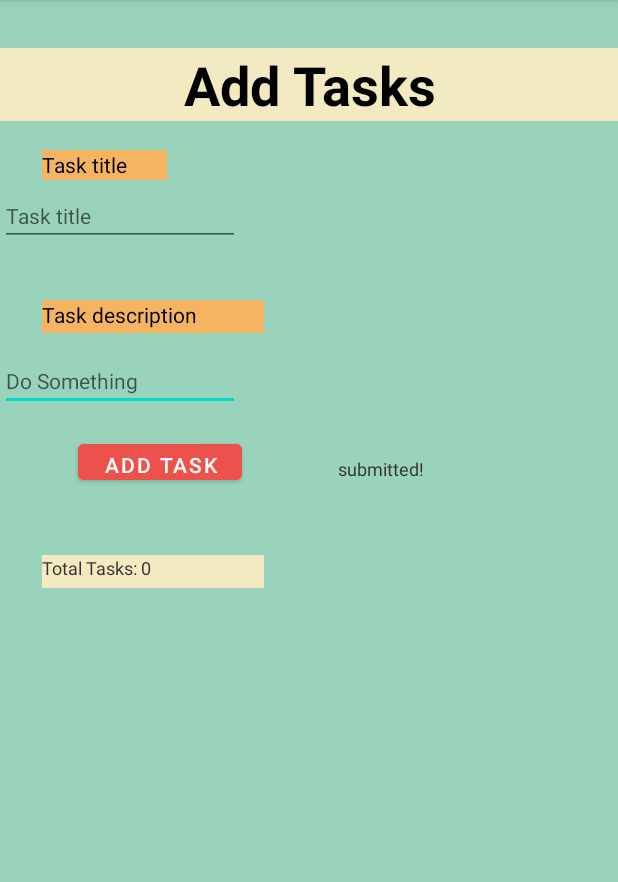
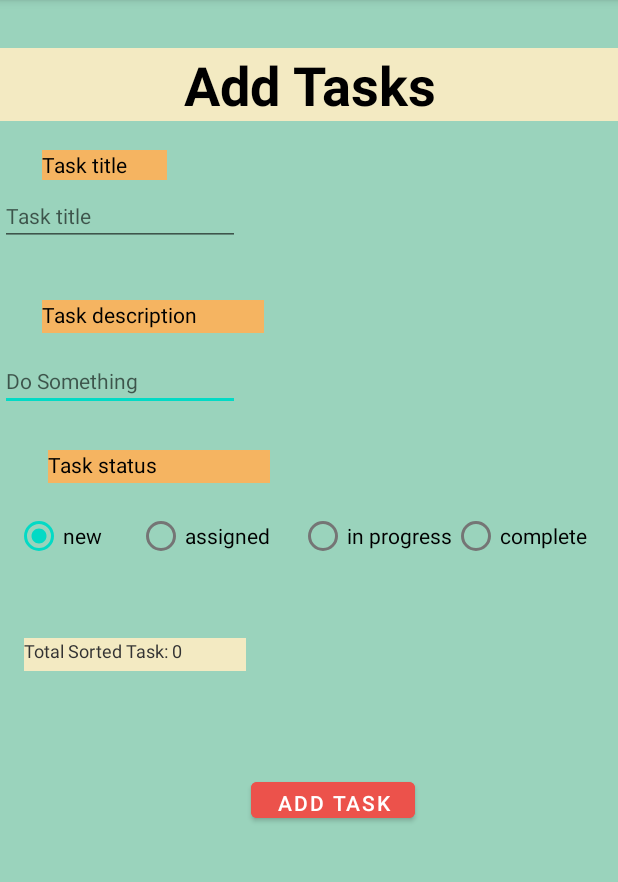
Before and after one commit to malik9931/taskmaster, an Android app: the AddTaskActivity screen opened directly, with no data from a screen before it, after a tap on "ADD TASK", on a phone screen of 412 x 824 dp, the part 84-966 px from its top. Run offline under Robolectric (Android 15) with nearby library versions, the phone set to English and light mode, and no system bars; our stand-ins replace Room's generated code.

Commit message:
lab 29 is DONE

```diff
--- a/app/src/main/java/com/example/taskmasterapp/AddTaskActivity.java
+++ b/app/src/main/java/com/example/taskmasterapp/AddTaskActivity.java
@@ -6,7 +6,12 @@ import android.content.Intent;
 import android.os.Bundle;
 import android.view.View;
 import android.widget.Button;
+import android.widget.RadioButton;
+import android.widget.RadioGroup;
 import android.widget.TextView;
+import android.widget.Toast;
+
+import com.example.taskmasterapp.Models.Task;
 
 public class AddTaskActivity extends AppCompatActivity {
 
@@ -19,13 +24,30 @@ public class AddTaskActivity extends AppCompatActivity {
 
         // Get the Intent that started this activity
         Intent intent = getIntent();
+        TextView totalTaskTextView = (TextView) findViewById(R.id.totalTaskTextView);
+        totalTaskTextView.setText("Total Sorted Task: "+AppDataBase.getInstance(getApplicationContext()).taskDao().getAllTasks().size());
 
         Button button = (Button) findViewById(R.id.addTaskInnerButton);
         button.setOnClickListener(new View.OnClickListener() {
             @Override
             public void onClick(View v) {
-                TextView textView = (TextView) findViewById(R.id.submittedTextView);
-                textView.setVisibility(View.VISIBLE);
+                TextView titleTextView = (TextView) findViewById(R.id.addedTitleTextView);
+                TextView bodyTextView = (TextView) findViewById(R.id.addedBodyTextView);
+                RadioGroup radioGroup = (RadioGroup) findViewById(R.id.radioGroup);
+                int radioId = radioGroup.getCheckedRadioButtonId();
+                RadioButton radioButton = findViewById(radioId);
+
+
+                if (titleTextView.getText() == "" ||bodyTextView.getText() == null ){
+                    Toast.makeText(AddTaskActivity.this,"some thing",Toast.LENGTH_SHORT).show();
+                }else {
+                    totalTaskTextView.setText("Total Sorted Task: "+AppDataBase.getInstance(getApplicationContext()).taskDao().getAllTasks().size());
+
+                    Task task = new Task(titleTextView.getText().toString(),bodyTextView.getText().toString(),radioButton.getText().toString());
+                    AppDataBase.getInstance(getApplicationContext()).taskDao().addTask(task);
+                    Toast.makeText(AddTaskActivity.this,"U added a new Task",Toast.LENGTH_SHORT).show();
+                }
+
             }
         });
     }
--- /dev/null
+++ b/app/src/main/java/com/example/taskmasterapp/AppDataBase.java
@@ -0,0 +1,33 @@
+package com.example.taskmasterapp;
+
+import android.content.Context;
+import android.os.AsyncTask;
+
+import androidx.annotation.NonNull;
+import androidx.room.Database;
+import androidx.room.Room;
+import androidx.room.RoomDatabase;
+import androidx.sqlite.db.SupportSQLiteDatabase;
+
+import com.example.taskmasterapp.Daos.TaskDao;
+import com.example.taskmasterapp.Models.Task;
+
+@Database(entities = {Task.class}, version = 1)
+public abstract class AppDataBase extends RoomDatabase {
+
+    private static volatile AppDataBase appDataBase;
+
+    public abstract TaskDao taskDao();
+
+    //Singlton
+    public static AppDataBase getInstance(Context context){
+        if (appDataBase == null){
+            synchronized (AppDataBase.class){
+                if (appDataBase == null){
+                    appDataBase = Room.databaseBuilder(context, AppDataBase.class,"task-database").allowMainThreadQueries().build();
+                }
+            }
+        }
+        return appDataBase;
+    }
+}
--- /dev/null
+++ b/app/src/main/java/com/example/taskmasterapp/Daos/TaskDao.java
@@ -0,0 +1,35 @@
+package com.example.taskmasterapp.Daos;
+
+import androidx.lifecycle.LiveData;
+import androidx.room.Dao;
+import androidx.room.Delete;
+import androidx.room.Insert;
+import androidx.room.Query;
+import androidx.room.Update;
+
+import com.example.taskmasterapp.Models.Task;
+
+import java.util.List;
+
+@Dao
+public interface TaskDao {
+    @Insert
+    void addTask (Task task);
+
+    @Update
+    void update(Task task);
+
+    @Delete
+    void delete (Task task);
+
+    @Query("DELETE FROM task")
+    void deleteAllTasks();
+
+    @Query("SELECT * FROM task")
+    List<Task> getAllTasks();
+
+    @Query("SELECT * FROM task WHERE id= :id")
+    Task findTaskById(Long id);
+
+
+}
--- a/app/src/main/java/com/example/taskmasterapp/MainActivity.java
+++ b/app/src/main/java/com/example/taskmasterapp/MainActivity.java
@@ -5,14 +5,14 @@ import androidx.recyclerview.widget.DividerItemDecoration;
 import androidx.recyclerview.widget.LinearLayoutManager;
 import androidx.recyclerview.widget.RecyclerView;
 
-import android.app.Activity;
 import android.content.Intent;
 import android.content.SharedPreferences;
 import android.os.Bundle;
 import android.preference.PreferenceManager;
 import android.view.View;
-import android.widget.Button;
 import android.widget.TextView;
+
+import com.example.taskmasterapp.Models.Task;
 
 import java.util.ArrayList;
 import java.util.List;
@@ -32,14 +32,8 @@ public class MainActivity extends AppCompatActivity  {
 
 
         /** Adding instances to the tasksList */
-        tasksList = new ArrayList<>();
-        Task t1 = new Task("firstTask","lorem ipsum","complete");
-        Task t2 = new Task("secondTask","lorem ipsum","complete");
-        Task t3 = new Task("thirdTask","lorem ipsum","complete");
+        tasksList =  AppDataBase.getInstance(getApplicationContext()).taskDao().getAllTasks();
 
-        tasksList.add(t1);
-        tasksList.add(t2);
-        tasksList.add(t3);
 
         /** RecyclerView Stuff */
         recyclerView = findViewById(R.id.recyclerView);
@@ -62,6 +56,7 @@ public class MainActivity extends AppCompatActivity  {
                 Intent intent = new Intent(getApplicationContext(), TaskDetailActivity.class);
                 intent.putExtra("title",tasksList.get(position).getTitle());
                 intent.putExtra("body",tasksList.get(position).getBody());
+                intent.putExtra("state",tasksList.get(position).getState());
 //                intent.putExtra("title",tasksList.get(position).getTitle());
                 startActivity(intent);
             }
--- a/app/src/main/java/com/example/taskmasterapp/Task.java
+++ b/app/src/main/java/com/example/taskmasterapp/Models/Task.java
@@ -1,9 +1,19 @@
-package com.example.taskmasterapp;
+package com.example.taskmasterapp.Models;
 
+import androidx.room.ColumnInfo;
+import androidx.room.Entity;
+import androidx.room.PrimaryKey;
+
+@Entity
 public class Task {
 
+    @PrimaryKey(autoGenerate = true)
+    private Long id;
+    @ColumnInfo(name = "title")
     private String title;
+    @ColumnInfo(name = "body")
     private String body;
+    @ColumnInfo(name = "state")
     private String state;
 //    = {"new", "assigned", "progress", "complete"};
 
@@ -16,6 +26,9 @@ public class Task {
         this.state = state;
     }
 
+    public Long getId() {
+        return id;
+    }
 
     public String getTitle() {
         return title;
@@ -41,8 +54,7 @@ public class Task {
         this.state = state;
     }
 
-    public static void main(String[] args) {
-//        Task task = new Task("ss","ss","sa");
+    public void setId(Long id) {
+        this.id = id;
     }
-
 }
--- a/app/src/main/java/com/example/taskmasterapp/RecyclerAdapter.java
+++ b/app/src/main/java/com/example/taskmasterapp/RecyclerAdapter.java
@@ -4,11 +4,12 @@ import android.content.Context;
 import android.view.LayoutInflater;
 import android.view.View;
 import android.view.ViewGroup;
-import android.widget.ImageView;
 import android.widget.TextView;
 
 import androidx.annotation.NonNull;
 import androidx.recyclerview.widget.RecyclerView;
+
+import com.example.taskmasterapp.Models.Task;
 
 import java.util.List;
 
--- a/app/src/main/java/com/example/taskmasterapp/TaskDetailActivity.java
+++ b/app/src/main/java/com/example/taskmasterapp/TaskDetailActivity.java
@@ -21,19 +21,25 @@ public class TaskDetailActivity extends AppCompatActivity {
         // Capture the layout's TextView and set the string as its text
         TextView titleTextView = findViewById(R.id.taskTitleTextView);
         TextView bodyTextView = findViewById(R.id.taskDescriptionTextView);
+        TextView stateTextView = findViewById(R.id.taskStatusTextView);
 
         String title = "Title not set";
         String body = "Body not set";
+        String state = "state not set";
+
 
         Bundle extras = getIntent().getExtras();
         if (extras != null){
             title = extras.getString("title");
             body = extras.getString("body");
+            state = extras.getString("state");
+
 
         }
 
         titleTextView.setText(title);
         bodyTextView.setText(body);
+        stateTextView.setText(state);
 
     }
 }
--- a/app/src/main/res/layout/activity_add_task.xml
+++ b/app/src/main/res/layout/activity_add_task.xml
@@ -7,34 +7,32 @@
     android:background="#9ad3bc"
     tools:context=".AddTaskActivity">
 
-    <TextView
-        android:id="@+id/submittedTextView"
-        android:layout_width="148dp"
-        android:layout_height="22dp"
-        android:layout_marginStart="64dp"
-        android:layout_marginTop="304dp"
-        android:text="submitted!"
-        android:textColor="#333333"
-        android:textSize="12sp"
-        android:visibility="invisible"
-        app:layout_constraintEnd_toEndOf="parent"
-        app:layout_constraintHorizontal_bias="0.0"
-        app:layout_constraintStart_toEndOf="@+id/addTaskInnerButton"
-        app:layout_constraintTop_toTopOf="parent"
-        tools:ignore="MissingConstraints" />
 
     <TextView
         android:id="@+id/textView4"
         android:layout_width="148dp"
         android:layout_height="22dp"
-        android:layout_marginStart="28dp"
+        android:layout_marginStart="32dp"
+        android:layout_marginTop="26dp"
+        android:background="#f5b461"
+        android:text="Task status"
+        android:textColor="#000000"
+        android:textSize="14sp"
+        app:layout_constraintStart_toStartOf="parent"
+        app:layout_constraintTop_toBottomOf="@+id/addedBodyTextView" />
+
+    <TextView
+        android:id="@+id/totalTaskTextView"
+        android:layout_width="148dp"
+        android:layout_height="22dp"
+        android:layout_marginStart="16dp"
         android:layout_marginTop="44dp"
         android:background="#f3eac2"
         android:text="Total Tasks: 0"
         android:textColor="#333333"
         android:textSize="12sp"
         app:layout_constraintStart_toStartOf="parent"
-        app:layout_constraintTop_toBottomOf="@+id/addTaskInnerButton" />
+        app:layout_constraintTop_toBottomOf="@+id/radioGroup" />
 
     <TextView
         android:id="@+id/textView3"
@@ -50,7 +48,7 @@
         app:layout_constraintTop_toTopOf="parent" />
 
     <EditText
-        android:id="@+id/editTextTextPersonName2"
+        android:id="@+id/addedBodyTextView"
         android:layout_width="wrap_content"
         android:layout_height="wrap_content"
         android:layout_marginTop="12dp"
@@ -66,10 +64,10 @@
         android:id="@+id/textView"
         android:layout_width="match_parent"
         android:layout_height="wrap_content"
-        android:textAlignment="center"
         android:layout_marginTop="32dp"
         android:background="#f3eac2"
         android:text="Add Tasks"
+        android:textAlignment="center"
         android:textColor="#000000"
         android:textSize="36sp"
         android:textStyle="bold"
@@ -90,7 +88,7 @@
         app:layout_constraintTop_toTopOf="parent" />
 
     <EditText
-        android:id="@+id/editTextTextPersonName"
+        android:id="@+id/addedTitleTextView"
         android:layout_width="wrap_content"
         android:layout_height="wrap_content"
         android:layout_marginTop="4dp"
@@ -106,13 +104,51 @@
         android:id="@+id/addTaskInnerButton"
         android:layout_width="109dp"
         android:layout_height="36dp"
-        android:layout_marginStart="52dp"
-        android:layout_marginTop="16dp"
+        android:layout_marginTop="68dp"
         android:backgroundTint="#ec524b"
         android:text="add task"
+        app:layout_constraintEnd_toEndOf="parent"
+        app:layout_constraintHorizontal_bias="0.552"
         app:layout_constraintStart_toStartOf="parent"
-        app:layout_constraintTop_toBottomOf="@+id/editTextTextPersonName2"
+        app:layout_constraintTop_toBottomOf="@+id/totalTaskTextView"
         tools:ignore="MissingConstraints" />
+
+    <RadioGroup
+        android:id="@+id/radioGroup"
+        android:layout_width="wrap_content"
+        android:layout_height="wrap_content"
+        android:layout_marginTop="11dp"
+        android:orientation="horizontal"
+        app:layout_constraintEnd_toEndOf="parent"
+        app:layout_constraintHorizontal_bias="0.5"
+        app:layout_constraintStart_toStartOf="parent"
+        app:layout_constraintTop_toBottomOf="@+id/textView4">
+
+        <RadioButton
+            android:id="@+id/newRadioButton"
+            android:layout_width="81dp"
+            android:layout_height="wrap_content"
+            android:checked="true"
+            android:text="new" />
+
+        <RadioButton
+            android:id="@+id/assignedRadioButton"
+            android:layout_width="108dp"
+            android:layout_height="wrap_content"
+            android:text="assigned" />
+
+        <RadioButton
+            android:id="@+id/inProgressRadioButton"
+            android:layout_width="wrap_content"
+            android:layout_height="wrap_content"
+            android:text="in progress" />
+
+        <RadioButton
+            android:id="@+id/completeRadioButton"
+            android:layout_width="101dp"
+            android:layout_height="wrap_content"
+            android:text="complete" />
+    </RadioGroup>
 
 
 </androidx.constraintlayout.widget.ConstraintLayout>
--- a/app/src/main/res/layout/activity_task_detail.xml
+++ b/app/src/main/res/layout/activity_task_detail.xml
@@ -32,4 +32,15 @@
         app:layout_constraintHorizontal_bias="0.333"
         app:layout_constraintStart_toStartOf="parent"
         app:layout_constraintTop_toBottomOf="@+id/taskTitleTextView" />
+
+    <TextView
+        android:id="@+id/taskStatusTextView"
+        android:layout_width="157dp"
+        android:layout_height="31dp"
+        android:layout_marginTop="24dp"
+        android:text="status"
+        app:layout_constraintEnd_toEndOf="parent"
+        app:layout_constraintHorizontal_bias="0.71"
+        app:layout_constraintStart_toStartOf="parent"
+        app:layout_constraintTop_toBottomOf="@+id/taskDescriptionTextView" />
 </androidx.constraintlayout.widget.ConstraintLayout>
--- a/app/src/main/res/layout/row_item.xml
+++ b/app/src/main/res/layout/row_item.xml
@@ -47,8 +47,8 @@
 
     <TextView
         android:id="@+id/stateTextView"
-        android:layout_width="80dp"
-        android:layout_height="35dp"
+        android:layout_width="106dp"
+        android:layout_height="37dp"
         android:layout_marginEnd="4dp"
         android:layout_marginBottom="4dp"
         android:text="State"
```
Also changed, not shown: 4 other files.
